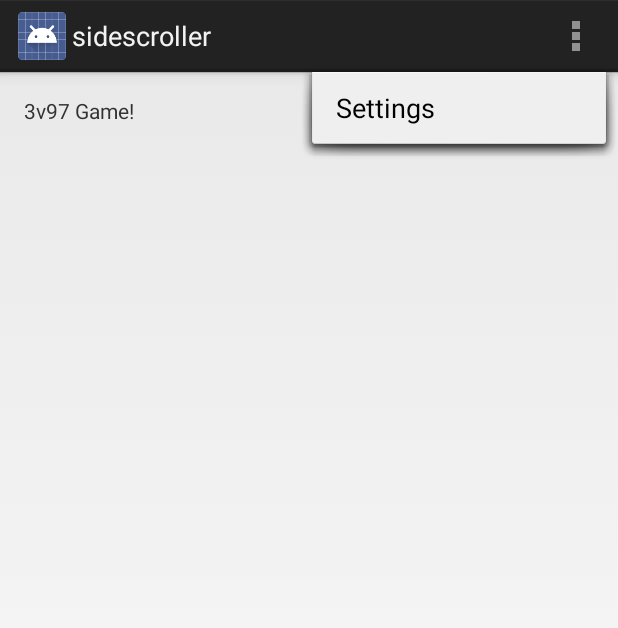
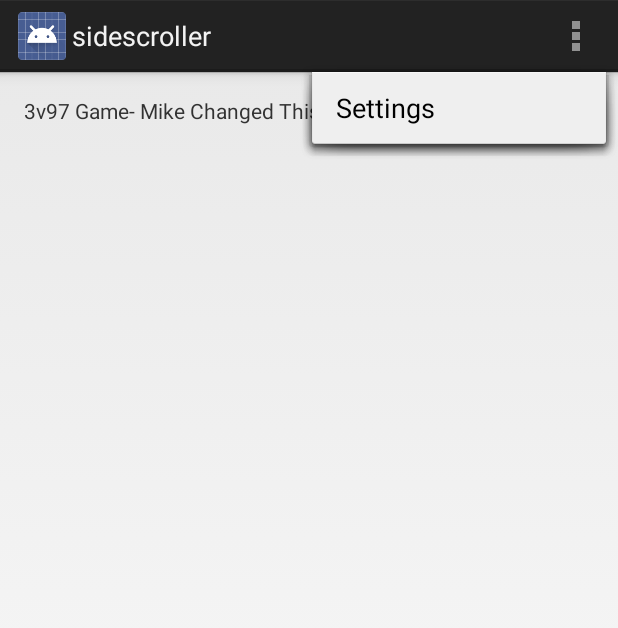
Before and after one commit to davidnadeau/android-sidescroller, an Android app: the screen it shows after launch (MainActivity), with the options menu open, on a phone screen of 412 x 824 dp. Shown: the top 628 px of the screen. Run offline under Robolectric (Android 15) with nearby library versions, the phone set to English and light mode, and no system bars.

Commit message:
mikes changes

```diff
--- a/sidescroller/sidescroller/src/main/res/values/strings.xml
+++ b/sidescroller/sidescroller/src/main/res/values/strings.xml
@@ -3,6 +3,6 @@
 
     <string name="app_name">sidescroller</string>
     <string name="action_settings">Settings</string>
-    <string name="hello_world">3v97 Game!</string>
+    <string name="hello_world">3v97 Game- Mike Changed This!</string>
 
 </resources>
```
